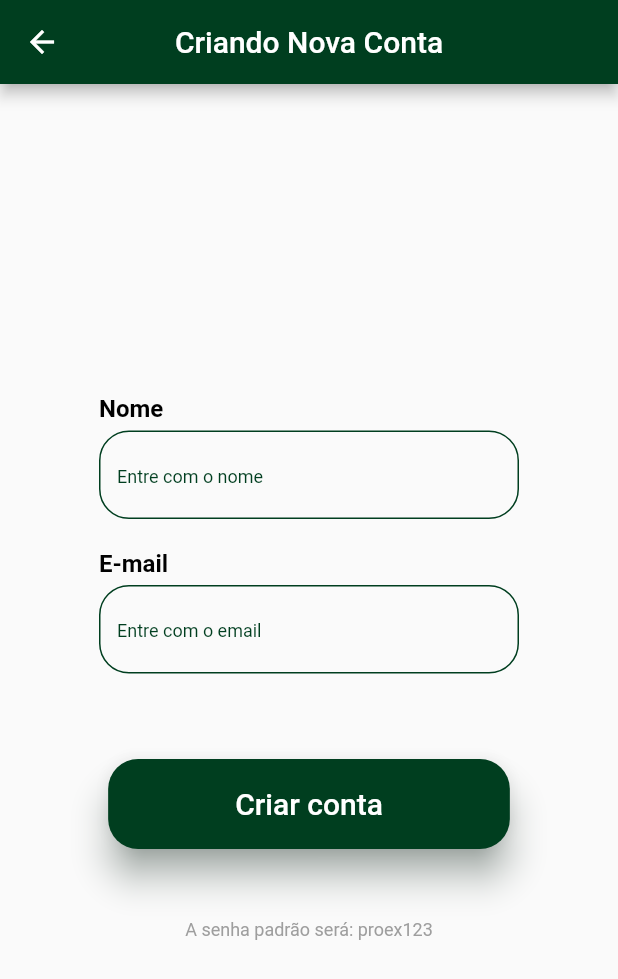
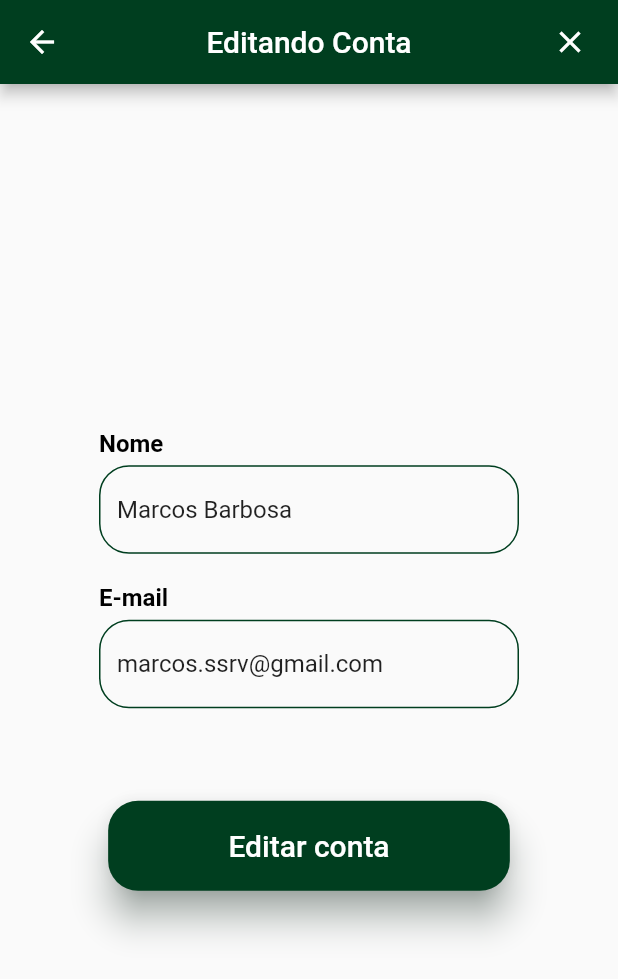
Before and after one commit to marcos-bah/modulo1_deficientes_visuais_proex, a Flutter app: the screen it shows after launch, on a phone screen of 412 x 824 dp. Shown: the top 979 px of the screen. Run offline on Flutter 3.47's test engine with Material 2 defaults, Android fonts, the phone set to English and light mode, and no system bars; our stand-ins replace rx_notifier; Roboto replaces fonts that are missing (Manrope).

Commit message:
[ADD] Adicioanndo view e controller para editar conta

```diff
--- a/lib/src/app/app.widget.dart
+++ b/lib/src/app/app.widget.dart
@@ -1,5 +1,6 @@
 import 'package:flutter/material.dart';
 import 'package:modulo1_deficientes_visuais_proex/src/features/create-account/create_account.view.dart';
+import 'package:modulo1_deficientes_visuais_proex/src/features/edit-account/edit_account.view.dart';
 import 'package:modulo1_deficientes_visuais_proex/src/features/login/login.view.dart';
 import 'package:modulo1_deficientes_visuais_proex/src/features/recovery-password/recovery_password.view.dart';
 
@@ -14,12 +15,15 @@ class AppWidget extends StatelessWidget {
       theme: ThemeData(
         primarySwatch: Colors.green,
       ),
-      initialRoute: "/create-account",
+      initialRoute: "/edit-account",
       routes: {
         "/": (context) => LoginView(),
         "/login": (context) => LoginView(),
         "/recovery-password": (context) => RecoveyPasswordView(),
         "/create-account": (context) => CreateAccountView(),
+        "/edit-account": (context) => EditAccountView(
+              id: "uid",
+            ),
       },
     );
   }
--- /dev/null
+++ b/lib/src/features/edit-account/edit_account.controller.dart
@@ -0,0 +1,24 @@
+import 'package:flutter/material.dart';
+import 'package:rx_notifier/rx_notifier.dart';
+
+class EditAccountController {
+  EditAccountController({required String id}) {
+    //function get data from database
+    Map<String, dynamic> data = {
+      "name": "Marcos Barbosa",
+      "email": "marcos.ssrv@gmail.com",
+    };
+    emailEditingController.text = data["email"];
+    nameEditingController.text = data["name"];
+  }
+  TextEditingController emailEditingController = TextEditingController();
+  TextEditingController nameEditingController = TextEditingController();
+
+  RxNotifier<bool> isLoading = RxNotifier<bool>(false);
+  bool get getIsLoading => isLoading.value;
+
+  void clear() {
+    emailEditingController.clear();
+    nameEditingController.clear();
+  }
+}
--- /dev/null
+++ b/lib/src/features/edit-account/edit_account.view.dart
@@ -0,0 +1,119 @@
+import 'package:flutter/material.dart';
+import 'package:modulo1_deficientes_visuais_proex/src/app/app.color.dart';
+import 'package:modulo1_deficientes_visuais_proex/src/features/edit-account/edit_account.controller.dart';
+import 'package:modulo1_deficientes_visuais_proex/src/features/shared/button_submit.widget.dart';
+import 'package:modulo1_deficientes_visuais_proex/src/features/shared/form_field.widget.dart';
+import 'package:rx_notifier/rx_notifier.dart';
+
+class EditAccountView extends StatefulWidget {
+  final String id;
+  const EditAccountView({Key? key, required this.id}) : super(key: key);
+
+  @override
+  _EditAccountViewState createState() => _EditAccountViewState();
+}
+
+class _EditAccountViewState extends State<EditAccountView> {
+  late EditAccountController controller;
+  final _formKey = GlobalKey<FormState>();
+
+  @override
+  void initState() {
+    controller = EditAccountController(id: widget.id);
+    super.initState();
+  }
+
+  @override
+  Widget build(BuildContext context) {
+    Size size = MediaQuery.of(context).size;
+    return Scaffold(
+      appBar: AppBar(
+        title: Text("Editando Conta"),
+        centerTitle: true,
+        backgroundColor: AppColors.primary,
+        actions: [
+          Padding(
+            padding: const EdgeInsets.all(8.0),
+            child: IconButton(
+              icon: Icon(Icons.clear),
+              onPressed: () {
+                controller.clear();
+              },
+              tooltip: "Apagar campos",
+            ),
+          )
+        ],
+      ),
+      body: Center(
+        child: SingleChildScrollView(
+          child: Container(
+            width: size.width < 320 ? size.width * 0.8 : 280,
+            height: size.height - 80,
+            alignment: Alignment.center,
+            child: Form(
+              key: _formKey,
+              child: Column(
+                children: [
+                  Spacer(
+                    flex: 5,
+                  ),
+                  FormFieldWidget(
+                    title: "Nome",
+                    description: "Edite o nome",
+                    validator: (String value) {
+                      if (value.isEmpty) return "Campo vazio";
+                      if (value.length < 6) return "Campo muito pequeno";
+                      return null;
+                    },
+                    controller: controller.nameEditingController,
+                    onChanged: (value) {},
+                    icon: SizedBox(),
+                    keyboardType: TextInputType.emailAddress,
+                  ),
+                  FormFieldWidget(
+                    title: "E-mail",
+                    description: "Edite o e-mail",
+                    validator: (String value) {
+                      if (value.isEmpty) return "Campo vazio";
+                      if (value.length < 10) return "Campo muito pequeno";
+                      if (!value.contains("@")) return "Falta @";
+                      if (!value.contains("@")) return "Falta .";
+                      return null;
+                    },
+                    controller: controller.emailEditingController,
+                    onChanged: (value) {},
+                    icon: SizedBox(),
+                    keyboardType: TextInputType.emailAddress,
+                  ),
+                  Spacer(
+                    flex: 1,
+                  ),
+                  RxBuilder(
+                    builder: (context) {
+                      return controller.getIsLoading
+                          ? CircularProgressIndicator()
+                          : ButtonSubmitWidget(
+                              textButton: "Editar conta",
+                              onPressed: () {
+                                if (_formKey.currentState!.validate()) {
+                                  controller.isLoading.value = true;
+                                  Future.delayed(Duration(seconds: 3)).then(
+                                      (value) =>
+                                          controller.isLoading.value = false);
+                                }
+                              },
+                            );
+                    },
+                  ),
+                  Spacer(
+                    flex: 5,
+                  ),
+                ],
+              ),
+            ),
+          ),
+        ),
+      ),
+    );
+  }
+}
```
